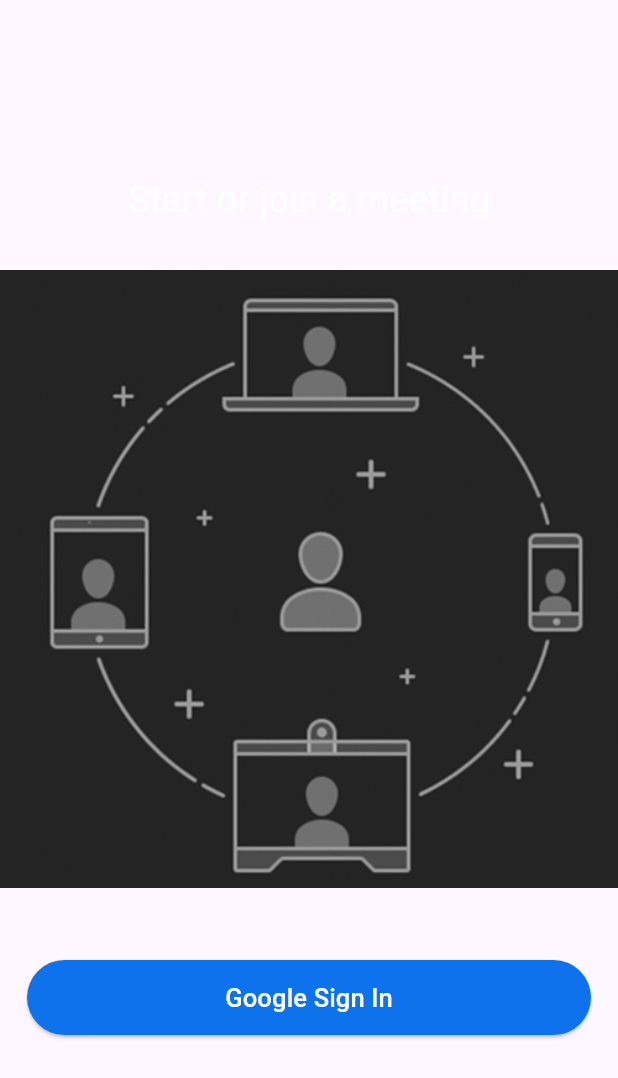
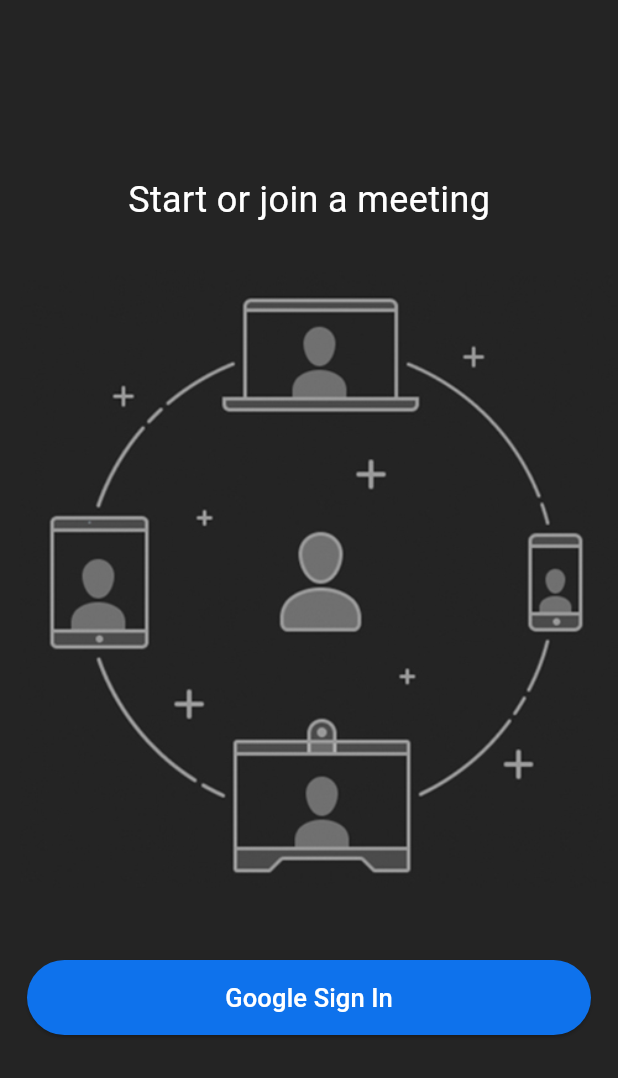
Before and after one commit to jrekCody/flutter-zoom-training, a Flutter app: the screen it shows after launch, on a phone screen of 412 x 824 dp. Shown: the top 1078 px of the screen. Run offline on Flutter 3.47's test engine with Material 3 defaults, Android fonts, the phone set to English and light mode, and no system bars; our stand-ins replace go_router.

Commit message:
update app theme to dark theme

```diff
--- a/lib/main.dart
+++ b/lib/main.dart
@@ -13,10 +13,9 @@
     return MaterialApp.router(
       debugShowCheckedModeBanner: false,
       title: 'Flutter Zoom',
-      theme: ThemeData(
-        colorScheme: ColorScheme.fromSeed(seedColor: Colors.deepPurple),
+      theme: ThemeData.dark(
         useMaterial3: true,
-      ),
+      ).copyWith(scaffoldBackgroundColor: const Color.fromRGBO(36, 36, 36, 1)),
       routerConfig: AppRouteConfig.routeConfig,
     );
   }
```
